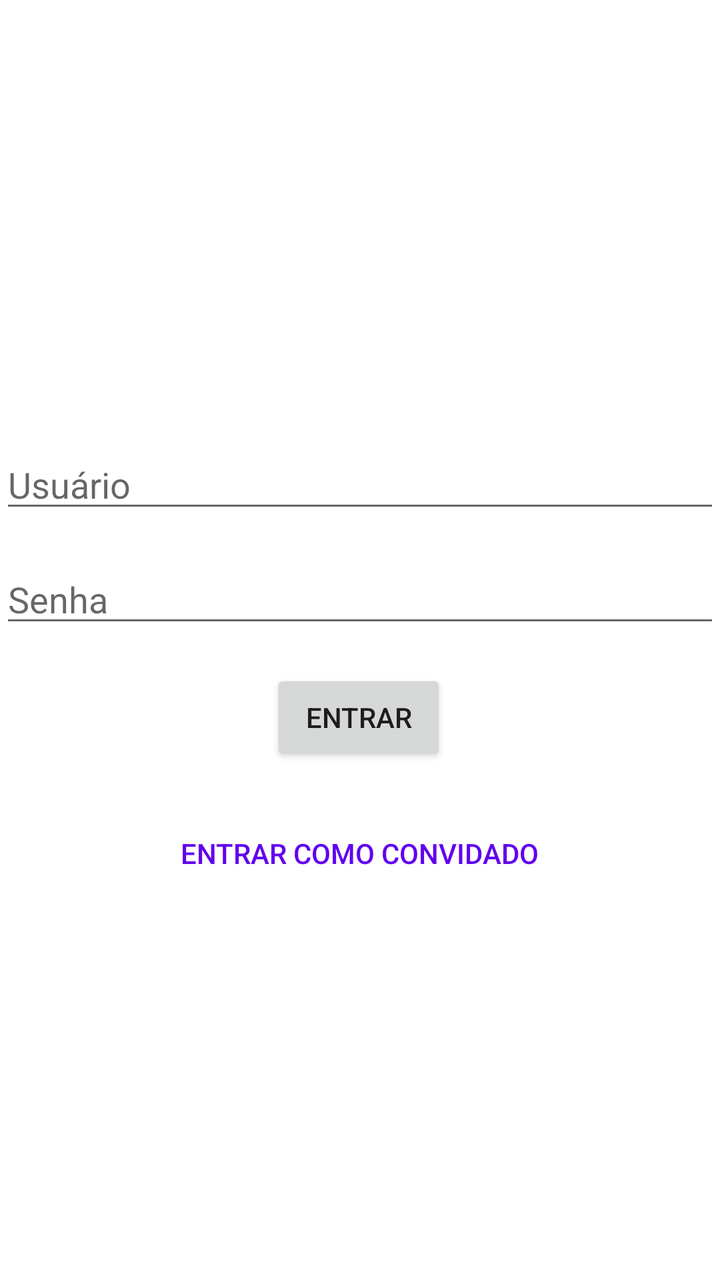
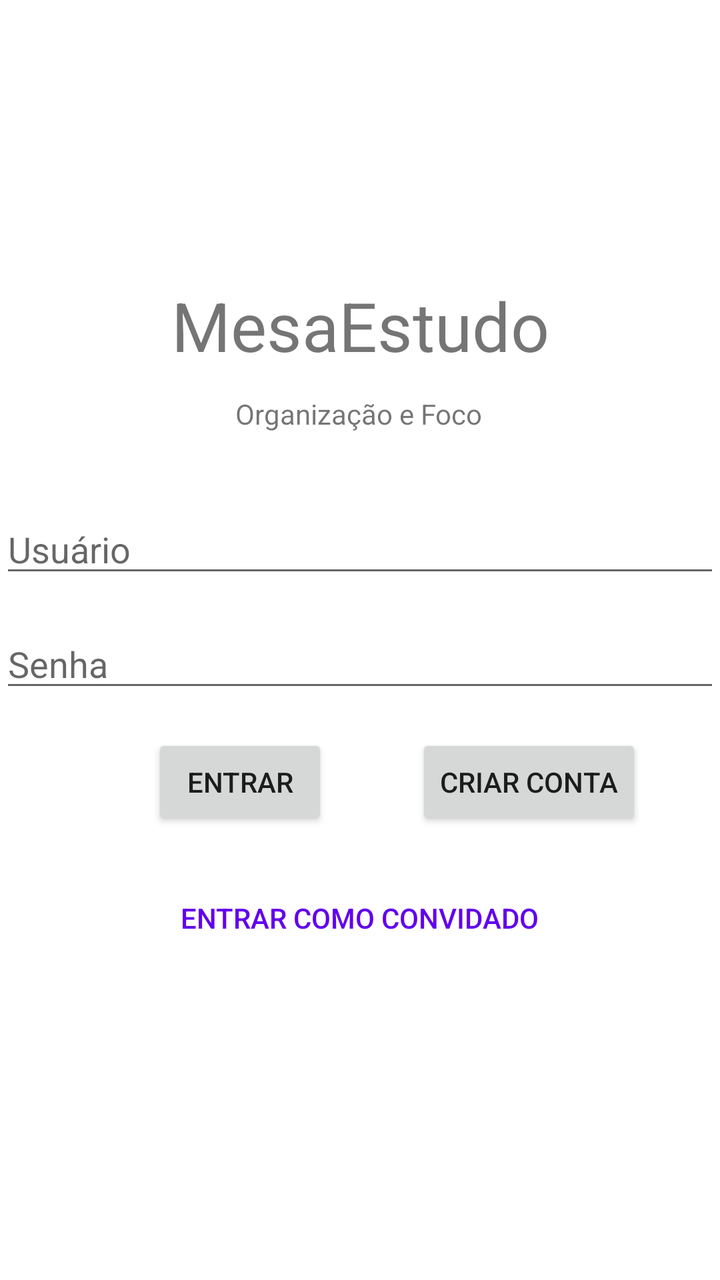

An Android layout rendered at two revisions. The XML below is the earlier revision; the diff shows what the commit changed to produce the second picture.
<!-- AndroidManifest.xml: activity theme Theme.MesaEstudo.NoActionBar -->
<!-- res/layout/activity_login.xml -->
<?xml version="1.0" encoding="utf-8"?>
<androidx.constraintlayout.widget.ConstraintLayout xmlns:android="http://schemas.android.com/apk/res/android"
    xmlns:app="http://schemas.android.com/apk/res-auto"
    xmlns:tools="http://schemas.android.com/tools"
    android:id="@+id/main"
    android:layout_width="match_parent"
    android:layout_height="match_parent"
    tools:context=".ui.startscreen.LoginActivity">

    <EditText
        android:id="@+id/inLoginUser"
        style="@style/Widget.AppCompat.EditText"
        android:layout_width="360dp"
        android:layout_height="wrap_content"
        android:layout_marginTop="220dp"
        android:ems="10"
        android:hint="Usuário"
        android:inputType="text"
        app:layout_constraintEnd_toEndOf="parent"
        app:layout_constraintHorizontal_bias="0.502"
        app:layout_constraintStart_toStartOf="parent"
        app:layout_constraintTop_toTopOf="parent" />

    <EditText
        android:id="@+id/inLoginPassword"
        android:layout_width="360dp"
        android:layout_height="wrap_content"
        android:layout_marginTop="16dp"
        android:ems="10"
        android:hint="Senha"
        android:inputType="textPassword"
        app:layout_constraintEnd_toEndOf="parent"
        app:layout_constraintHorizontal_bias="0.502"
        app:layout_constraintStart_toStartOf="parent"
        app:layout_constraintTop_toBottomOf="@+id/inLoginUser" />

    <Button
        android:id="@+id/btnLoginSignIn"
        android:layout_width="wrap_content"
        android:layout_height="wrap_content"
        android:layout_marginTop="16dp"
        android:text="Entrar"
        app:layout_constraintEnd_toEndOf="parent"
        app:layout_constraintHorizontal_bias="0.498"
        app:layout_constraintStart_toStartOf="parent"
        app:layout_constraintTop_toBottomOf="@+id/inLoginPassword" />

    <Button
        android:id="@+id/btnLoginGuest"
        style="@style/Widget.AppCompat.Button.Borderless"
        android:layout_width="wrap_content"
        android:layout_height="wrap_content"
        android:layout_marginTop="20dp"
        android:text="Entrar como Convidado"
        android:textColor="@color/purple_500"
        app:layout_constraintEnd_toEndOf="parent"
        app:layout_constraintHorizontal_bias="0.498"
        app:layout_constraintStart_toStartOf="parent"
        app:layout_constraintTop_toBottomOf="@+id/btnLoginSignIn" />

</androidx.constraintlayout.widget.ConstraintLayout>
<!-- resources referenced by this layout -->
<resources>
  <color name="purple_500">#FF6200EE</color>
  <style name="Theme.MesaEstudo.NoActionBar">
          <item name="windowActionBar">false</item>
          <item name="windowNoTitle">true</item>
      </style>
</resources>

<!-- the commit's change to res/layout/activity_login.xml (unified diff, before → after) -->
@@ -12,14 +12,14 @@
         style="@style/Widget.AppCompat.EditText"
         android:layout_width="360dp"
         android:layout_height="wrap_content"
-        android:layout_marginTop="220dp"
+        android:layout_marginTop="36dp"
         android:ems="10"
         android:hint="Usuário"
         android:inputType="text"
         app:layout_constraintEnd_toEndOf="parent"
-        app:layout_constraintHorizontal_bias="0.502"
+        app:layout_constraintHorizontal_bias="0.49"
         app:layout_constraintStart_toStartOf="parent"
-        app:layout_constraintTop_toTopOf="parent" />
+        app:layout_constraintTop_toBottomOf="@+id/textView4" />
 
     <EditText
         android:id="@+id/inLoginPassword"
@@ -30,7 +30,7 @@
         android:hint="Senha"
         android:inputType="textPassword"
         app:layout_constraintEnd_toEndOf="parent"
-        app:layout_constraintHorizontal_bias="0.502"
+        app:layout_constraintHorizontal_bias="0.49"
         app:layout_constraintStart_toStartOf="parent"
         app:layout_constraintTop_toBottomOf="@+id/inLoginUser" />
 
@@ -38,11 +38,20 @@
         android:id="@+id/btnLoginSignIn"
         android:layout_width="wrap_content"
         android:layout_height="wrap_content"
+        android:layout_marginStart="76dp"
         android:layout_marginTop="16dp"
         android:text="Entrar"
-        app:layout_constraintEnd_toEndOf="parent"
-        app:layout_constraintHorizontal_bias="0.498"
         app:layout_constraintStart_toStartOf="parent"
+        app:layout_constraintTop_toBottomOf="@+id/inLoginPassword" />
+
+    <Button
+        android:id="@+id/btnLoginSignUp"
+        android:layout_width="wrap_content"
+        android:layout_height="wrap_content"
+        android:layout_marginStart="44dp"
+        android:layout_marginTop="16dp"
+        android:text="Criar Conta"
+        app:layout_constraintStart_toEndOf="@+id/btnLoginSignIn"
         app:layout_constraintTop_toBottomOf="@+id/inLoginPassword" />
 
     <Button
@@ -58,4 +67,26 @@
         app:layout_constraintStart_toStartOf="parent"
         app:layout_constraintTop_toBottomOf="@+id/btnLoginSignIn" />
 
+    <TextView
+        android:id="@+id/textView3"
+        android:layout_width="wrap_content"
+        android:layout_height="wrap_content"
+        android:layout_marginTop="140dp"
+        android:text="MesaEstudo"
+        android:textSize="34sp"
+        app:layout_constraintEnd_toEndOf="parent"
+        app:layout_constraintStart_toStartOf="parent"
+        app:layout_constraintTop_toTopOf="parent" />
+
+    <TextView
+        android:id="@+id/textView4"
+        android:layout_width="wrap_content"
+        android:layout_height="wrap_content"
+        android:layout_marginTop="12dp"
+        android:text="Organização e Foco"
+        app:layout_constraintEnd_toEndOf="parent"
+        app:layout_constraintHorizontal_bias="0.498"
+        app:layout_constraintStart_toStartOf="parent"
+        app:layout_constraintTop_toBottomOf="@+id/textView3" />
+
 </androidx.constraintlayout.widget.ConstraintLayout>
